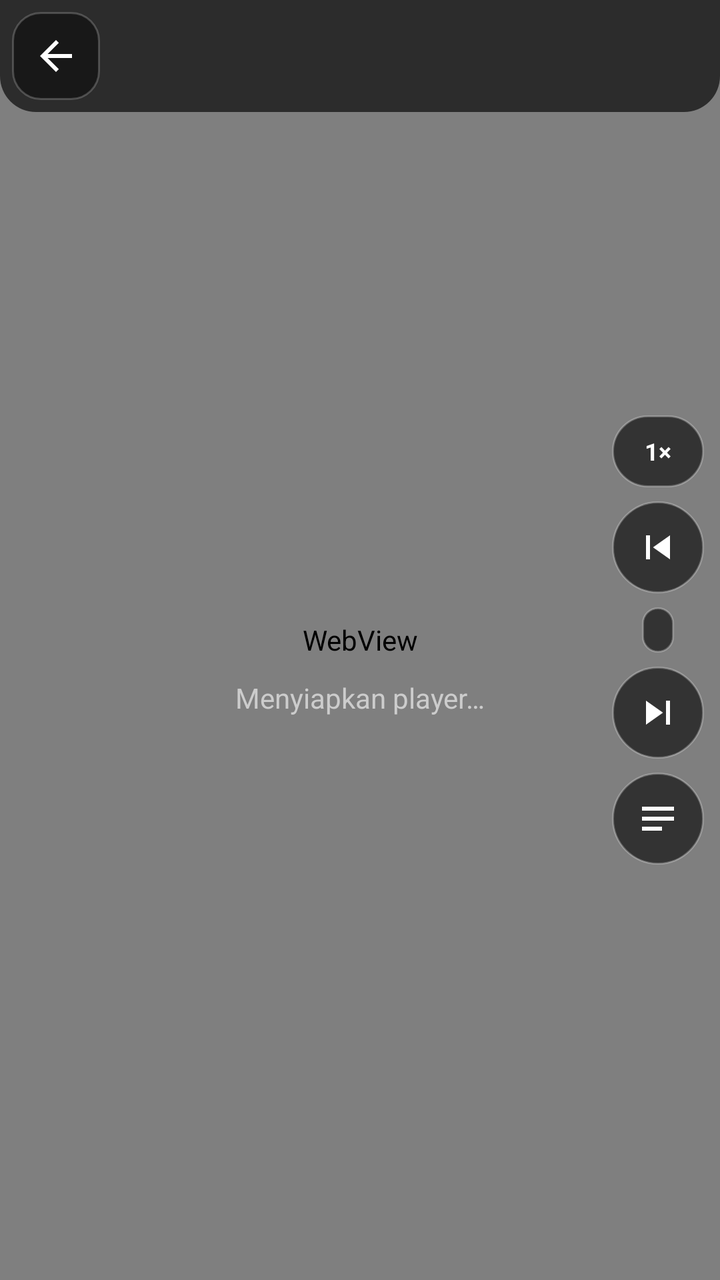
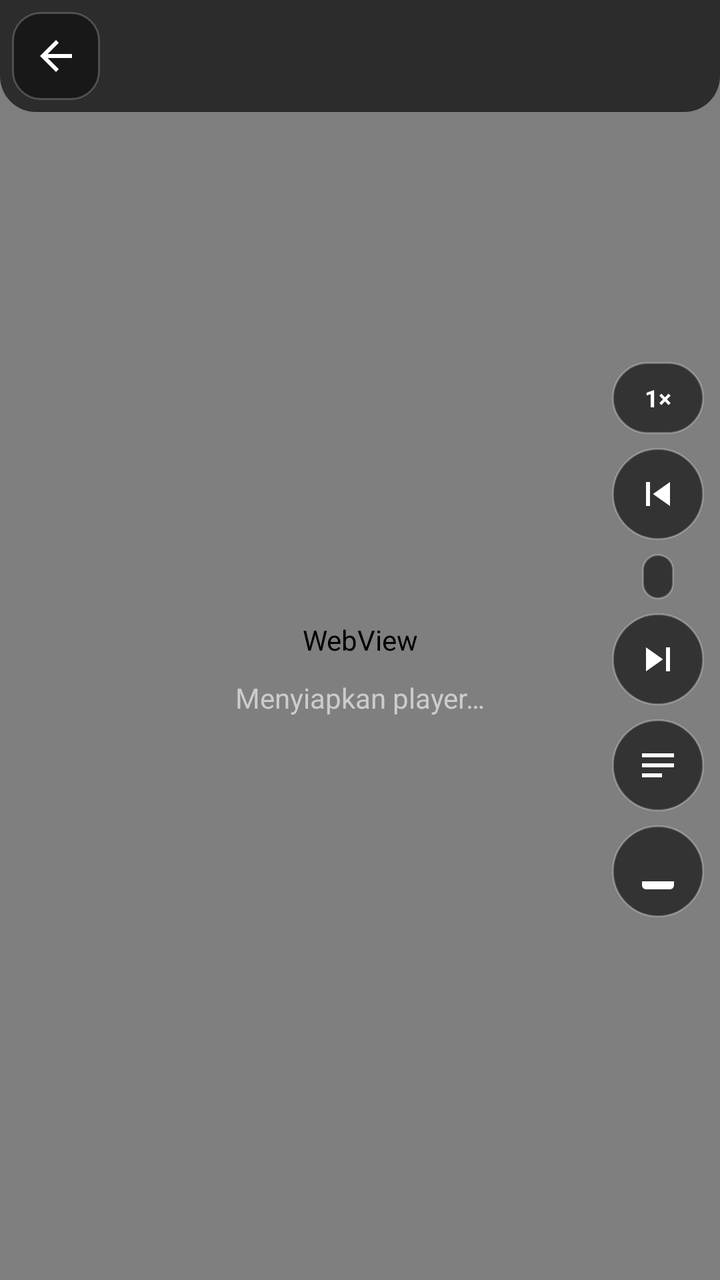

Two renders of the same Android screen: before a commit and after it. Below are the layout's source before the change and the commit's diff.
<!-- AndroidManifest.xml: activity theme Theme.AniStream.Player -->
<!-- res/layout/activity_player.xml -->
<?xml version="1.0" encoding="utf-8"?>
<FrameLayout xmlns:android="http://schemas.android.com/apk/res/android"
    xmlns:app="http://schemas.android.com/apk/res-auto"
    android:layout_width="match_parent"
    android:layout_height="match_parent"
    android:background="#000000"
    android:keepScreenOn="true">

    <WebView
        android:id="@+id/webview"
        android:layout_width="match_parent"
        android:layout_height="match_parent"
        android:visibility="visible" />

    <androidx.media3.ui.PlayerView
        android:id="@+id/playerView"
        android:layout_width="match_parent"
        android:layout_height="match_parent"
        android:keepScreenOn="true"
        android:visibility="gone"
        app:resize_mode="fit"
        app:show_buffering="always"
        app:use_controller="true" />

    <LinearLayout
        android:id="@+id/overlay"
        android:layout_width="wrap_content"
        android:layout_height="wrap_content"
        android:layout_gravity="center"
        android:gravity="center"
        android:orientation="vertical">

        <ProgressBar
            android:layout_width="wrap_content"
            android:layout_height="wrap_content" />

        <TextView
            android:id="@+id/status"
            android:layout_width="wrap_content"
            android:layout_height="wrap_content"
            android:layout_marginTop="10dp"
            android:text="@string/loading_player"
            android:textColor="#CCCCCC" />
    </LinearLayout>

    
    <LinearLayout
        android:id="@+id/topbar"
        android:layout_width="match_parent"
        android:layout_height="wrap_content"
        android:background="@drawable/ui_bg_player_topbar"
        android:gravity="center_vertical"
        android:orientation="horizontal"
        android:padding="6dp">

        <ImageButton
            android:id="@+id/btnBack"
            android:layout_width="44dp"
            android:layout_height="44dp"
            android:background="@drawable/ui_bg_player_button"
            android:contentDescription="@string/back"
            android:padding="10dp"
            android:src="@drawable/ic_back"
            app:tint="#FFFFFF" />

        <LinearLayout
            android:layout_width="0dp"
            android:layout_height="wrap_content"
            android:layout_marginStart="6dp"
            android:layout_weight="1"
            android:orientation="vertical">

            <TextView
                android:id="@+id/title"
                android:layout_width="match_parent"
                android:layout_height="wrap_content"
                android:ellipsize="end"
                android:maxLines="1"
                android:textColor="#FFFFFF"
                android:textSize="14sp"
                android:textStyle="bold" />

            <TextView
                android:id="@+id/subtitle"
                android:layout_width="match_parent"
                android:layout_height="wrap_content"
                android:ellipsize="end"
                android:maxLines="1"
                android:textColor="#BDBDCB"
                android:textSize="12sp" />
        </LinearLayout>
    </LinearLayout>

    
    <LinearLayout
        android:id="@+id/sideRail"
        android:layout_width="wrap_content"
        android:layout_height="wrap_content"
        android:layout_gravity="end|center_vertical"
        android:layout_marginEnd="8dp"
        android:gravity="center_horizontal"
        android:orientation="vertical">

        <TextView
            android:id="@+id/btnSpeed"
            android:layout_width="46dp"
            android:layout_height="36dp"
            android:background="@drawable/bg_rail_btn"
            android:clickable="true"
            android:focusable="true"
            android:gravity="center"
            android:text="1×"
            android:textColor="#FFFFFF"
            android:textSize="12sp"
            android:textStyle="bold" />

        <ImageButton
            android:id="@+id/btnPrev"
            android:layout_width="46dp"
            android:layout_height="46dp"
            android:layout_marginTop="7dp"
            android:background="@drawable/bg_rail_btn"
            android:contentDescription="@string/prev_ep"
            android:padding="11dp"
            android:src="@drawable/ic_prev"
            app:tint="#FFFFFF" />

        <TextView
            android:id="@+id/epCounter"
            android:layout_width="wrap_content"
            android:layout_height="wrap_content"
            android:layout_marginVertical="7dp"
            android:background="@drawable/bg_rail_btn"
            android:paddingHorizontal="8dp"
            android:paddingVertical="4dp"
            android:textColor="#FFFFFF"
            android:textSize="11sp"
            android:textStyle="bold" />

        <ImageButton
            android:id="@+id/btnNext"
            android:layout_width="46dp"
            android:layout_height="46dp"
            android:background="@drawable/bg_rail_btn"
            android:contentDescription="@string/next_ep"
            android:padding="11dp"
            android:src="@drawable/ic_next"
            app:tint="#FFFFFF" />

        <ImageButton
            android:id="@+id/btnEps"
            android:layout_width="46dp"
            android:layout_height="46dp"
            android:layout_marginTop="7dp"
            android:background="@drawable/bg_rail_btn"
            android:contentDescription="@string/episode_list"
            android:padding="11dp"
            android:src="@drawable/ic_list"
            app:tint="#FFFFFF" />

        <TextView
            android:id="@+id/btnServer"
            android:layout_width="46dp"
            android:layout_height="36dp"
            android:layout_marginTop="7dp"
            android:background="@drawable/bg_rail_btn"
            android:clickable="true"
            android:focusable="true"
            android:gravity="center"
            android:text="S1"
            android:textColor="#FFFFFF"
            android:textSize="13sp"
            android:textStyle="bold"
            android:visibility="gone" />
    </LinearLayout>

    <TextView
        android:id="@+id/modeBadge"
        android:layout_width="wrap_content"
        android:layout_height="wrap_content"
        android:layout_gravity="bottom|start"
        android:layout_margin="10dp"
        android:background="#99000000"
        android:paddingHorizontal="8dp"
        android:paddingVertical="3dp"
        android:textColor="#FFCC80"
        android:textSize="11sp"
        android:visibility="gone" />

    
    <TextView
        android:id="@+id/uiQualityBadge"
        android:layout_width="wrap_content"
        android:layout_height="wrap_content"
        android:layout_gravity="bottom|end"
        android:layout_margin="10dp"
        android:background="#99000000"
        android:paddingHorizontal="8dp"
        android:paddingVertical="3dp"
        android:textColor="#FFFFFF"
        android:textSize="11sp"
        android:visibility="gone" />
</FrameLayout>
<!-- resources referenced by this layout -->
<resources>
  <!-- drawable bg_rail_btn (drawable) -->
  <?xml version="1.0" encoding="utf-8"?>
  <shape xmlns:android="http://schemas.android.com/apk/res/android" android:shape="rectangle">
      <solid android:color="#99000000" />
      <corners android:radius="99dp" />
      <stroke android:width="1dp" android:color="#40FFFFFF" />
  </shape>
  <!-- drawable ic_back (drawable) -->
  <vector xmlns:android="http://schemas.android.com/apk/res/android" android:width="24dp" android:height="24dp" android:viewportWidth="24" android:viewportHeight="24">
      <path android:fillColor="#FFFFFFFF" android:pathData="M20,11H7.83l5.59,-5.59L12,4l-8,8 8,8 1.41,-1.41L7.83,13H20v-2z"/>
  </vector>
  <!-- drawable ic_list (drawable) -->
  <?xml version="1.0" encoding="utf-8"?>
  <vector xmlns:android="http://schemas.android.com/apk/res/android"
      android:width="24dp" android:height="24dp"
      android:viewportWidth="24" android:viewportHeight="24">
      <path
          android:fillColor="#FFFFFFFF"
          android:pathData="M4,6h16v2H4zM4,11h16v2H4zM4,16h10v2H4z" />
  </vector>
  <!-- drawable ic_next (drawable) -->
  <vector xmlns:android="http://schemas.android.com/apk/res/android"
      android:width="24dp" android:height="24dp"
      android:viewportWidth="24" android:viewportHeight="24">
      <path android:fillColor="#FFFFFFFF"
          android:pathData="M6,18l8.5,-6L6,6v12zM16,6v12h2V6h-2z" />
  </vector>
  <!-- drawable ic_prev (drawable) -->
  <vector xmlns:android="http://schemas.android.com/apk/res/android"
      android:width="24dp" android:height="24dp"
      android:viewportWidth="24" android:viewportHeight="24">
      <path android:fillColor="#FFFFFFFF"
          android:pathData="M6,6h2v12H6V6zM9.5,12l8.5,6V6l-8.5,6z" />
  </vector>
  <!-- drawable ui_bg_player_button (drawable) -->
  <?xml version="1.0" encoding="utf-8"?>
  <shape xmlns:android="http://schemas.android.com/apk/res/android" android:shape="rectangle">
      <solid android:color="#73000000" />
      <corners android:radius="14dp" />
      <stroke android:width="1dp" android:color="#33FFFFFF" />
  </shape>
  <!-- drawable ui_bg_player_topbar (drawable) -->
  <?xml version="1.0" encoding="utf-8"?>
  <shape xmlns:android="http://schemas.android.com/apk/res/android" android:shape="rectangle">
      <solid android:color="#A6000000" />
      <corners android:bottomLeftRadius="18dp" android:bottomRightRadius="18dp" />
  </shape>
  <string name="back">Kembali</string>
  <string name="episode_list">Pilih Episode</string>
  <string name="loading_player">Menyiapkan player…</string>
  <string name="next_ep">Episode berikutnya</string>
  <string name="prev_ep">Episode sebelumnya</string>
  <style name="Theme.AniStream.Player" parent="Theme.AniStream">
          <item name="android:windowFullscreen">true</item>
          <item name="android:windowContentTransitions">false</item>
          <item name="android:statusBarColor">#000000</item>
          <item name="android:navigationBarColor">#000000</item>
      </style>
  <color name="primary">#4F46E5</color>
  <color name="on_primary">#FFFFFF</color>
  <color name="accent_soft">#E0E7FF</color>
  <color name="accent">#4F46E5</color>
  <color name="card_bg">#FFFFFF</color>
  <color name="border">#E2E8F0</color>
  <color name="window_bg">#F1F5F9</color>
  <color name="text_primary">#0F172A</color>
  <color name="text_secondary">#64748B</color>
  <color name="nav_bg">#FFFFFF</color>
  <!-- unchanged entries left out for length: 1 -->
</resources>

<!-- the commit's change to res/layout/activity_player.xml (unified diff, before → after) -->
@@ -158,6 +158,17 @@
             android:src="@drawable/ic_list"
             app:tint="#FFFFFF" />
 
+        <ImageButton
+            android:id="@+id/btnDownload"
+            android:layout_width="46dp"
+            android:layout_height="46dp"
+            android:layout_marginTop="7dp"
+            android:background="@drawable/bg_rail_btn"
+            android:contentDescription="@string/download"
+            android:padding="11dp"
+            android:src="@drawable/ic_download"
+            app:tint="#FFFFFF" />
+
         <TextView
             android:id="@+id/btnServer"
             android:layout_width="46dp"
<!-- resource entries referenced after the edit -->
@@ -10,6 +10,15 @@
   <!-- drawable ic_back (drawable) -->
   <vector xmlns:android="http://schemas.android.com/apk/res/android" android:width="24dp" android:height="24dp" android:viewportWidth="24" android:viewportHeight="24">
       <path android:fillColor="#FFFFFFFF" android:pathData="M20,11H7.83l5.59,-5.59L12,4l-8,8 8,8 1.41,-1.41L7.83,13H20v-2z"/>
+  </vector>
+  <!-- drawable ic_download (drawable) -->
+  <?xml version="1.0" encoding="utf-8"?>
+  <vector xmlns:android="http://schemas.android.com/apk/res/android"
+      android:width="24dp" android:height="24dp"
+      android:viewportWidth="24" android:viewportHeight="24">
+      <path
+          android:fillColor="#FFFFFFFF"
+          android:pathData="M12,3v12m0,0l-4,-4m4,4l4,-4M4,17v2a2,2 0,0 0,2,2h12a2,2 0,0 0,2,-2v-2" />
   </vector>
   <!-- drawable ic_list (drawable) -->
   <?xml version="1.0" encoding="utf-8"?>
@@ -48,6 +57,7 @@
       <corners android:bottomLeftRadius="18dp" android:bottomRightRadius="18dp" />
   </shape>
   <string name="back">Kembali</string>
+  <string name="download">Unduh</string>
   <string name="episode_list">Pilih Episode</string>
   <string name="loading_player">Menyiapkan player…</string>
   <string name="next_ep">Episode berikutnya</string>
